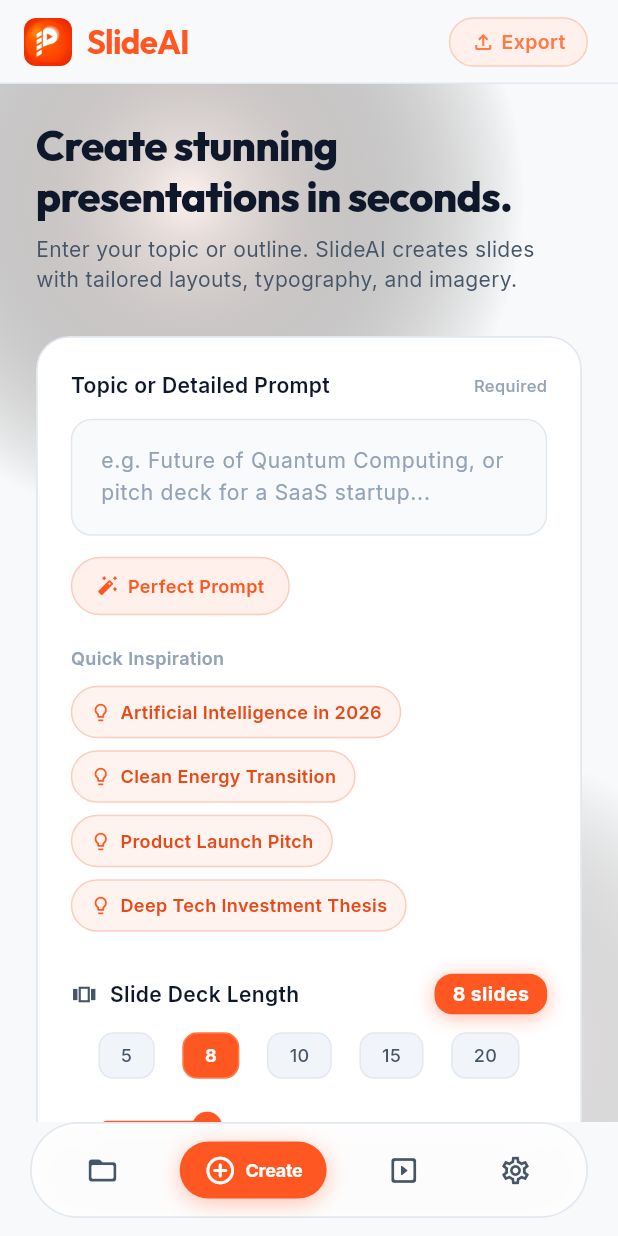
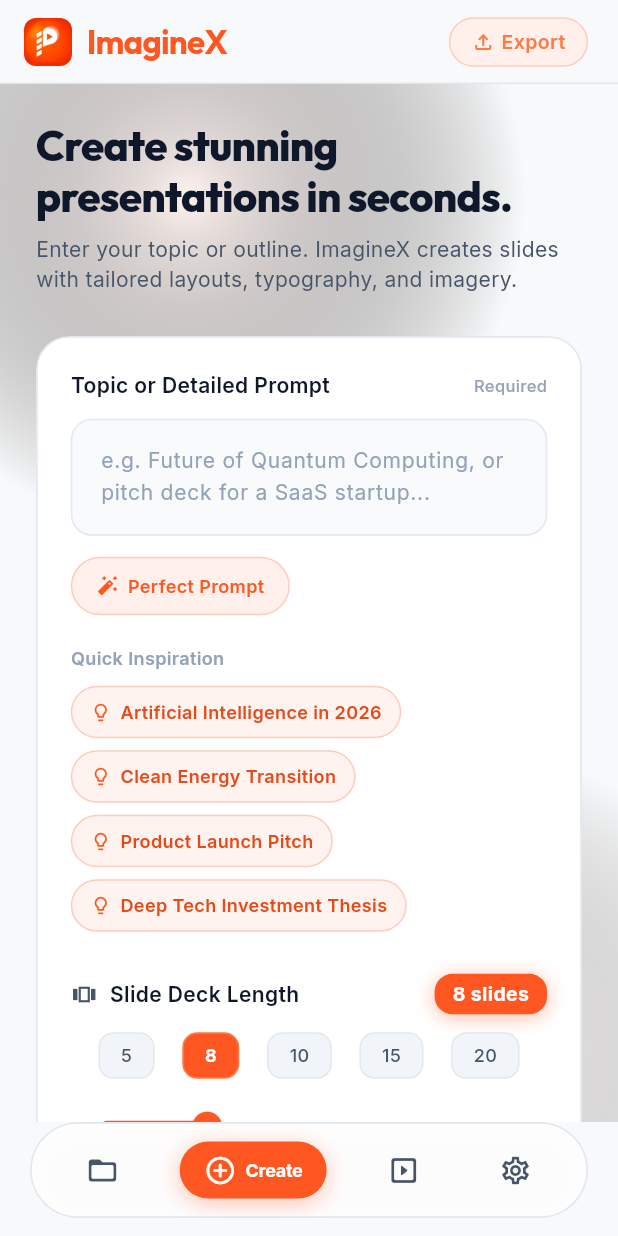
Before and after one commit to IzzaTechHub/ai-presentation-doc, a Flutter app: the screen it shows after launch, on a phone screen of 412 x 824 dp. Run offline on Flutter 3.47's test engine with Material 3 defaults, Android fonts, the phone set to English and light mode, and no system bars; drawn by our look-alikes of flutter_animate; our stand-ins replace google_fonts, share_plus, shimmer.

Commit message:
feat(branding): update app name from SlideAI to ImagineX across UI and platform manifests

```diff
--- a/lib/main.dart
+++ b/lib/main.dart
@@ -12,7 +12,7 @@ class MyApp extends StatelessWidget {
   @override
   Widget build(BuildContext context) {
     return MaterialApp(
-      title: 'AI Presentation',
+      title: 'ImagineX',
       debugShowCheckedModeBanner: false,
       theme: AppTheme.lightTheme,
       home: const HomeScreen(),
--- a/lib/screens/editor_screen.dart
+++ b/lib/screens/editor_screen.dart
@@ -544,7 +544,7 @@ class _EditorScreenState extends State<EditorScreen> {
             ),
             const SizedBox(width: 10),
             Text(
-              "SlideAI",
+              "ImagineX",
               style: GoogleFonts.outfit(
                 fontWeight: FontWeight.w700,
                 color: AppColors.primary,
--- a/lib/screens/home_screen.dart
+++ b/lib/screens/home_screen.dart
@@ -141,7 +141,7 @@ class _HomeScreenState extends State<HomeScreen> {
             ),
             const SizedBox(width: 10),
             Text(
-              "SlideAI",
+              "ImagineX",
               style: GoogleFonts.outfit(
                 fontWeight: FontWeight.w700,
                 color: AppColors.primary,
@@ -258,7 +258,7 @@ class _HomeScreenState extends State<HomeScreen> {
                     ).animate().fadeIn(delay: 100.ms, duration: 450.ms).slideY(begin: 0.2, end: 0),
                     const SizedBox(height: 8),
                     Text(
-                      "Enter your topic or outline. SlideAI creates slides with tailored layouts, typography, and imagery.",
+                      "Enter your topic or outline. ImagineX creates slides with tailored layouts, typography, and imagery.",
                       style: GoogleFonts.inter(
                         fontSize: 14,
                         color: AppColors.textSecondary,
--- a/lib/screens/settings_screen.dart
+++ b/lib/screens/settings_screen.dart
@@ -108,7 +108,7 @@ class SettingsScreen extends StatelessWidget {
                           crossAxisAlignment: CrossAxisAlignment.start,
                           children: [
                             Text(
-                              "AI Visualizer",
+                              "ImagineX",
                               style: GoogleFonts.outfit(
                                 fontSize: 20,
                                 fontWeight: FontWeight.w800,
@@ -175,7 +175,7 @@ class SettingsScreen extends StatelessWidget {
                           SharePlus.instance.share(
                             ShareParams(
                               text:
-                                  'Check out AI Visualizer - Create amazing presentations with AI!\nhttps://play.google.com/store/apps/details?id=com.ai.visualizer.app',
+                                  'Check out ImagineX - Create amazing presentations with AI!\nhttps://play.google.com/store/apps/details?id=com.ai.visualizer.app',
                             ),
                           );
                         },
```
Also changed, not shown: 6 other files.
